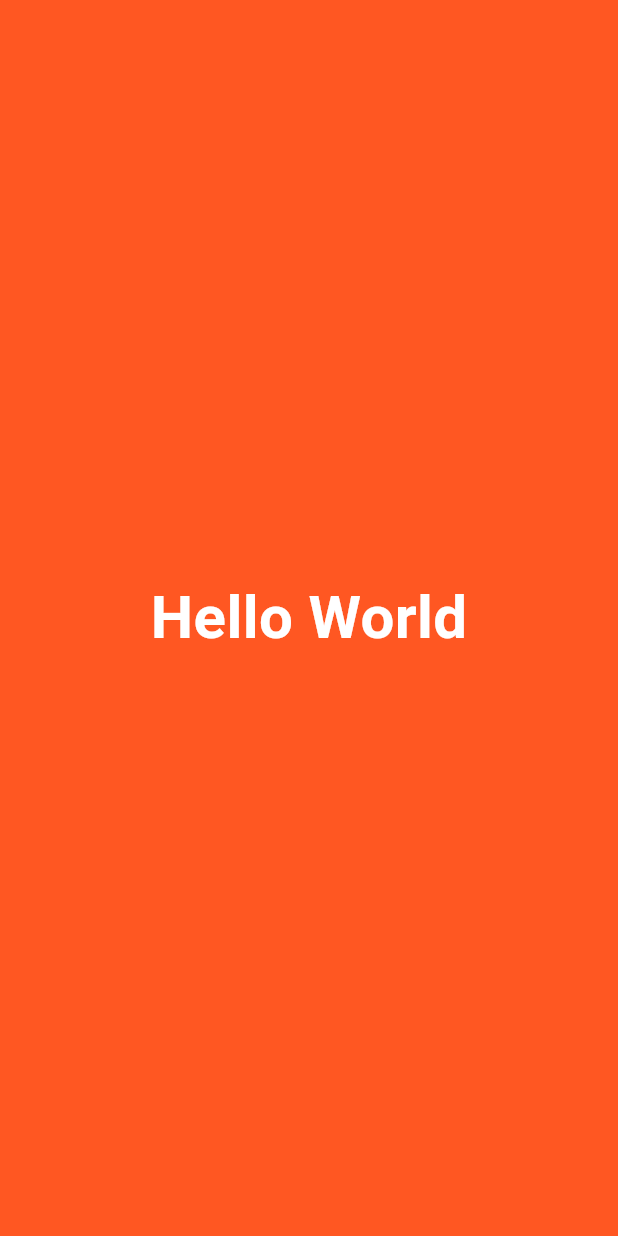
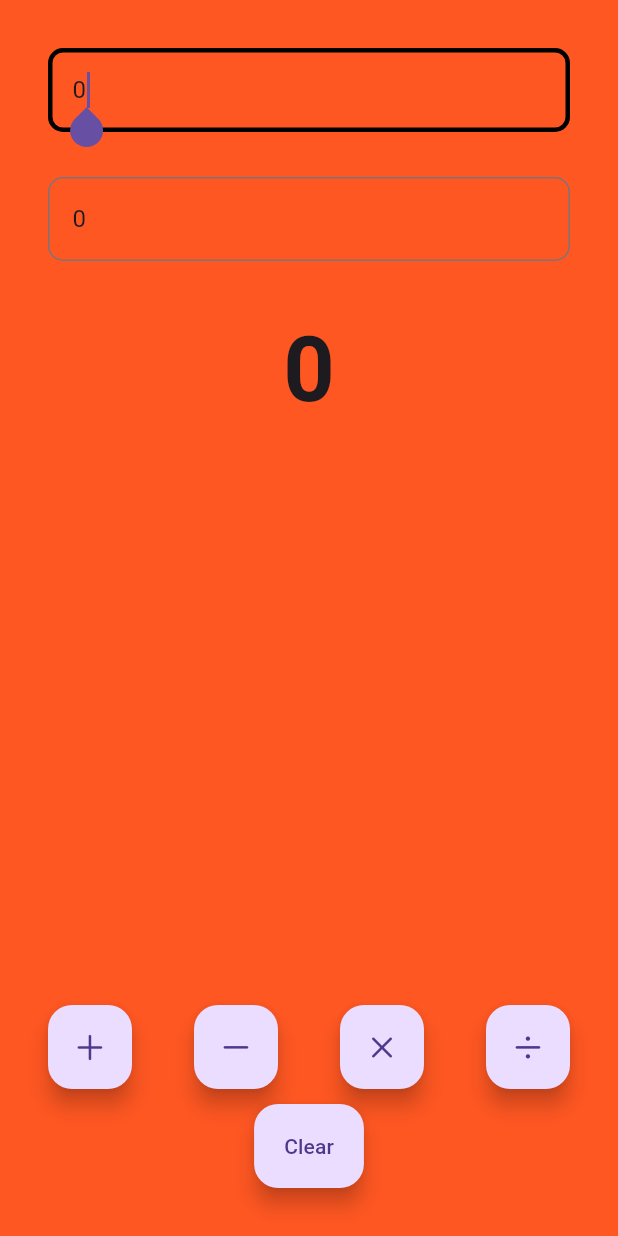
Before and after one commit to mayankbaranwal0/flutter-learn, a Flutter app: the screen it shows after launch, on a phone screen of 412 x 824 dp. Run offline on Flutter 3.47's test engine with Material 3 defaults, Android fonts, the phone set to English and light mode, and no system bars.

Commit message:
Added basic calculator

```diff
--- a/lib/app/app.dart
+++ b/lib/app/app.dart
@@ -9,9 +9,12 @@ class MyApp extends StatelessWidget {
 
   @override
   Widget build(BuildContext context) {
-    return const MaterialApp(
+    return MaterialApp(
       title: "Flutter Learn",
-      home: HomeView(),
+      theme: ThemeData(
+        primarySwatch: Colors.deepOrange,
+      ),
+      home: const HomeView(),
     );
   }
 }
--- /dev/null
+++ b/lib/views/calculator_view.dart
@@ -0,0 +1,152 @@
+import 'package:flutter/cupertino.dart';
+import 'package:flutter/material.dart';
+
+class CalculatorView extends StatefulWidget {
+  const CalculatorView({super.key});
+
+  @override
+  State<CalculatorView> createState() => _CalculatorViewState();
+}
+
+class _CalculatorViewState extends State<CalculatorView> {
+  int x = 0;
+  int y = 0;
+  num z = 0;
+
+  final displayOneController = TextEditingController();
+  final displayTwoController = TextEditingController();
+
+  @override
+  void initState() {
+    super.initState();
+    displayOneController.text = x.toString();
+    displayTwoController.text = y.toString();
+  }
+
+  @override
+  Widget build(BuildContext context) {
+    return Padding(
+      padding: const EdgeInsets.all(32.0),
+      child: Column(
+        children: [
+          // calculator display
+          CalculatorDisplay(
+              hint: "Enter first number", controller: displayOneController),
+          const SizedBox(
+            height: 30,
+          ),
+          CalculatorDisplay(
+              hint: "Enter second number", controller: displayTwoController),
+          const SizedBox(
+            height: 30,
+          ),
+          Text(
+            z.toString(),
+            style: const TextStyle(
+              fontSize: 60,
+              fontWeight: FontWeight.bold,
+            ),
+          ),
+          const Spacer(),
+          Row(
+            mainAxisAlignment: MainAxisAlignment.spaceBetween,
+            children: [
+              FloatingActionButton(
+                onPressed: () {
+                  setState(() {
+                    z = num.tryParse(displayOneController.text)! +
+                        num.tryParse(displayTwoController.text)!;
+                  });
+                },
+                child: const Icon(CupertinoIcons.add),
+              ),
+              FloatingActionButton(
+                onPressed: () {
+                  setState(() {
+                    z = num.tryParse(displayOneController.text)! -
+                        num.tryParse(displayTwoController.text)!;
+                  });
+                },
+                child: const Icon(CupertinoIcons.minus),
+              ),
+              FloatingActionButton(
+                onPressed: () {
+                  setState(() {
+                    z = num.tryParse(displayOneController.text)! *
+                        num.tryParse(displayTwoController.text)!;
+                  });
+                },
+                child: const Icon(CupertinoIcons.multiply),
+              ),
+              FloatingActionButton(
+                onPressed: () {
+                  setState(() {
+                    z = num.tryParse(displayOneController.text)! /
+                        num.tryParse(displayTwoController.text)!;
+                  });
+                },
+                child: const Icon(CupertinoIcons.divide),
+              ),
+            ],
+          ),
+          const SizedBox(
+            height: 10,
+          ),
+          FloatingActionButton.extended(
+            onPressed: () {
+              setState(() {
+                x = 0;
+                y = 0;
+                z = 0;
+                displayOneController.clear();
+                displayTwoController.clear();
+              });
+            },
+            label: const Text("Clear"),
+          ),
+          // expand
+          // calculator buttons
+        ],
+      ),
+    );
+  }
+}
+
+class CalculatorDisplay extends StatelessWidget {
+  const CalculatorDisplay({
+    super.key,
+    this.hint = "Enter a number",
+    required this.controller,
+  });
+
+  final String? hint;
+  final TextEditingController controller;
+
+  @override
+  Widget build(BuildContext context) {
+    return TextField(
+      controller: controller,
+      keyboardType: TextInputType.number,
+      autofocus: true,
+      decoration: InputDecoration(
+          focusedBorder: OutlineInputBorder(
+            borderSide: const BorderSide(
+              color: Colors.black,
+              width: 3.0,
+            ),
+            borderRadius: BorderRadius.circular(10),
+          ),
+          border: OutlineInputBorder(
+            borderSide: const BorderSide(
+              color: Colors.black,
+              width: 3.0,
+            ),
+            borderRadius: BorderRadius.circular(10),
+          ),
+          hintText: hint,
+          hintStyle: const TextStyle(
+            color: Colors.black,
+          )),
+    );
+  }
+}
--- a/lib/views/home_view.dart
+++ b/lib/views/home_view.dart
@@ -1,22 +1,15 @@
 import 'package:flutter/material.dart';
+import 'package:flutter_learn/views/calculator_view.dart';
 
 class HomeView extends StatelessWidget {
   const HomeView({super.key});
 
   @override
   Widget build(BuildContext context) {
-    return Material(
-      child: Container(
-        color: Colors.deepOrange,
-        child: const Center(
-            child: Text(
-          "Hello World",
-          style: TextStyle(
-            fontSize: 40,
-            color: Colors.white,
-            fontWeight: FontWeight.bold,
-          ),
-        )),
+    return const Scaffold(
+      backgroundColor: Colors.deepOrange,
+      body: SafeArea(
+        child: CalculatorView(),
       ),
     );
   }
```
